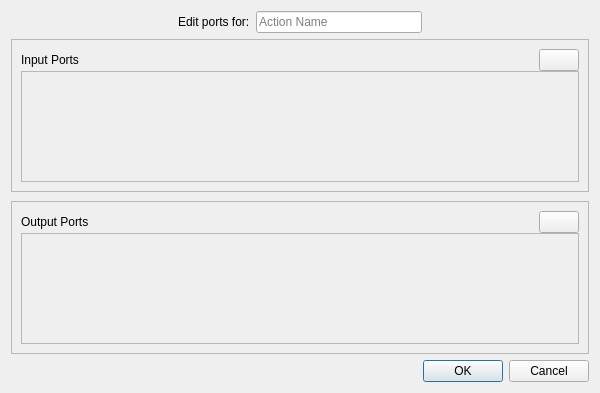
This is src/gui/ui/blackboxeditordialog.ui in facade-technologies-inc/facile as Qt 5 draws it before an edit. The edited form follows.
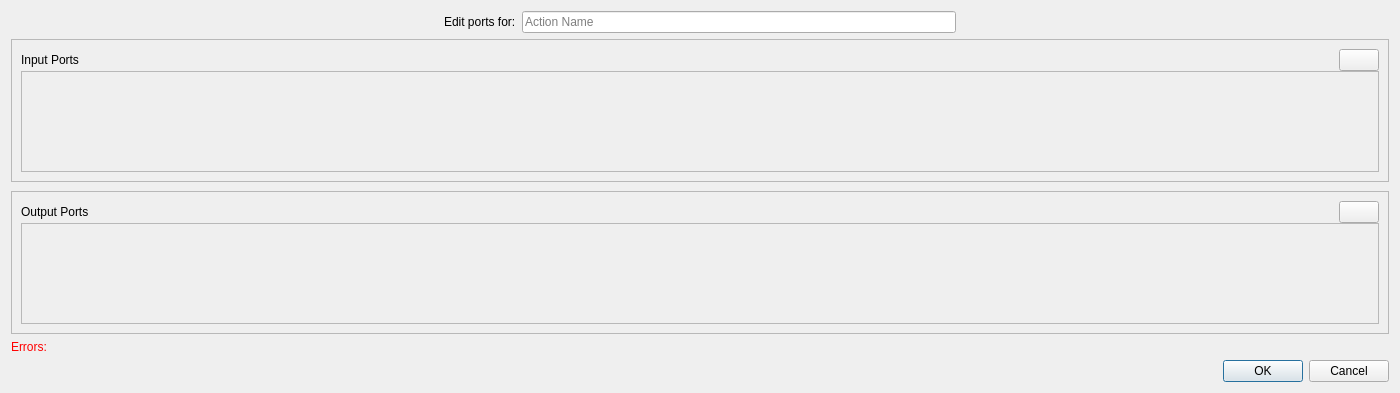
This is the edited form. Icons and pictures are not drawn.

Patch:
```diff
--- a/src/gui/ui/blackboxeditordialog.ui
+++ b/src/gui/ui/blackboxeditordialog.ui
@@ -6,16 +6,22 @@
    <rect>
     <x>0</x>
     <y>0</y>
-    <width>600</width>
+    <width>1400</width>
     <height>393</height>
    </rect>
   </property>
   <property name="sizePolicy">
-   <sizepolicy hsizetype="Maximum" vsizetype="MinimumExpanding">
+   <sizepolicy hsizetype="MinimumExpanding" vsizetype="MinimumExpanding">
     <horstretch>0</horstretch>
     <verstretch>0</verstretch>
    </sizepolicy>
   </property>
+  <property name="minimumSize">
+   <size>
+    <width>1400</width>
+    <height>0</height>
+   </size>
+  </property>
   <property name="baseSize">
    <size>
     <width>800</width>
@@ -139,8 +145,8 @@
           <rect>
            <x>0</x>
            <y>0</y>
-           <width>560</width>
-           <height>83</height>
+           <width>1360</width>
+           <height>73</height>
           </rect>
          </property>
         </widget>
@@ -258,8 +264,8 @@
           <rect>
            <x>0</x>
            <y>0</y>
-           <width>560</width>
-           <height>83</height>
+           <width>1360</width>
+           <height>73</height>
           </rect>
          </property>
         </widget>
@@ -268,6 +274,16 @@
      </layout>
     </widget>
    </item>
+   <item>
+    <widget class="QLabel" name="errorLabel">
+     <property name="styleSheet">
+      <string notr="true">color: red;</string>
+     </property>
+     <property name="text">
+      <string>Errors:</string>
+     </property>
+    </widget>
+   </item>
    <item>
     <widget class="QDialogButtonBox" name="buttonBox">
      <property name="orientation">
```
